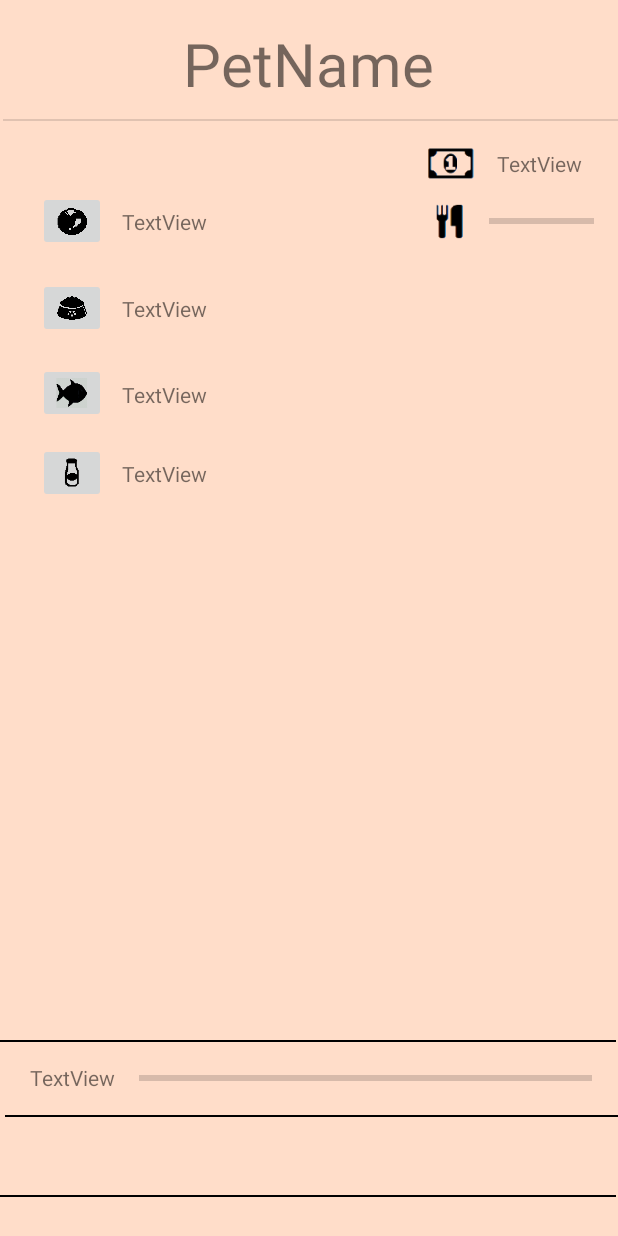
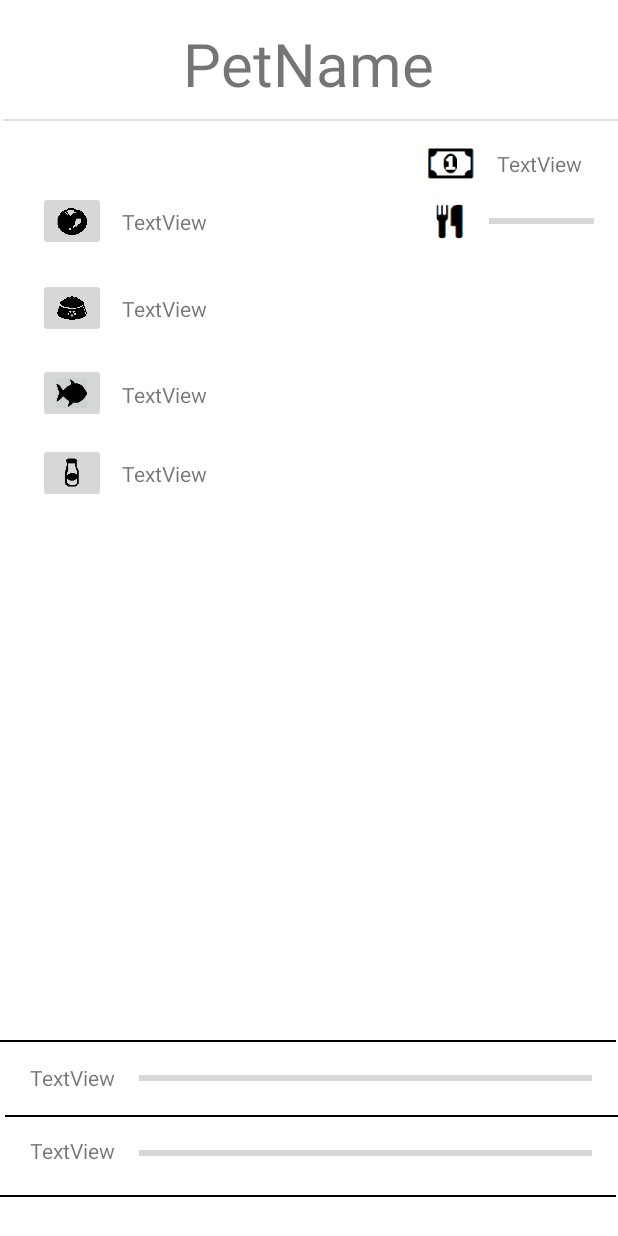
Before and after one commit to Legendarytruth/Neko-Gainz, an Android app: the layout home_frag.xml on its own in the app's theme, with its tools: preview values and no code run, on a phone screen of 412 x 824 dp. Run offline under Robolectric (Android 15) with nearby library versions, the light colour scheme and no system bars.

Commit message:
THEC-22 Readded files for the commit

```diff
--- a/Neko Gains/app/src/main/res/layout/home_frag.xml
+++ b/Neko Gains/app/src/main/res/layout/home_frag.xml
@@ -4,7 +4,7 @@
     xmlns:tools="http://schemas.android.com/tools"
     android:layout_width="match_parent"
     android:layout_height="match_parent"
-    android:background="@color/colorPrimary">
+    android:background="#FFFFFF">
 
     <View
         android:id="@+id/divider3"
@@ -16,11 +16,7 @@
         android:layout_marginStart="3dp"
         android:layout_marginEnd="-2dp"
         android:layout_marginBottom="79dp"
-        android:background="#000000"
-        android:layout_alignParentLeft="true"
-        android:layout_alignParentRight="true"
-        android:layout_marginLeft="3dp"
-        android:layout_marginRight="-2dp" />
+        android:background="#000000" />
 
     <View
         android:id="@+id/divider2"
@@ -32,11 +28,7 @@
         android:layout_marginStart="0dp"
         android:layout_marginEnd="1dp"
         android:layout_marginBottom="26dp"
-        android:background="#000000"
-        android:layout_alignParentLeft="true"
-        android:layout_alignParentRight="true"
-        android:layout_marginLeft="0dp"
-        android:layout_marginRight="1dp" />
+        android:background="#000000" />
 
     <TextView
         android:id="@+id/CatFood"
@@ -199,11 +191,7 @@
         android:layout_marginStart="0dp"
         android:layout_marginEnd="1dp"
         android:layout_marginBottom="129dp"
-        android:background="#000000"
-        android:layout_alignParentLeft="true"
-        android:layout_alignParentRight="true"
-        android:layout_marginLeft="0dp"
-        android:layout_marginRight="1dp" />
+        android:background="#000000" />
 
     <ProgressBar
         android:id="@+id/Experience"
@@ -259,10 +247,34 @@
         android:layout_marginStart="2dp"
         android:layout_marginTop="79dp"
         android:layout_marginEnd="-1dp"
-        android:background="?android:attr/listDivider"
+        android:background="?android:attr/listDivider" />
+
+    <ProgressBar
+        android:id="@+id/dailyLogin"
+        style="?android:attr/progressBarStyleHorizontal"
+        android:layout_width="302dp"
+        android:layout_height="wrap_content"
+        android:layout_alignParentEnd="true"
+        android:layout_alignParentRight="true"
+        android:layout_alignParentBottom="true"
+        android:layout_marginEnd="17dp"
+        android:layout_marginRight="17dp"
+        android:layout_marginBottom="47dp"
+        android:background="#00FF0000"
+        android:max="5"
+        android:visibility="visible"
+        tools:visibility="visible" />
+
+    <TextView
+        android:id="@+id/dailyProgress"
+        android:layout_width="wrap_content"
+        android:layout_height="wrap_content"
+        android:layout_alignParentStart="true"
         android:layout_alignParentLeft="true"
-        android:layout_alignParentRight="true"
-        android:layout_marginLeft="2dp"
-        android:layout_marginRight="-1dp" />
+        android:layout_alignParentBottom="true"
+        android:layout_marginStart="20dp"
+        android:layout_marginLeft="20dp"
+        android:layout_marginBottom="47dp"
+        android:text="TextView" />
 
 </RelativeLayout>
```
Also changed, not shown: Neko Gains/app/src/main/java/com/example/nekogains/HomeFrag.java (+35 -28 lines), Neko Gains/app/src/main/java/com/example/nekogains/User.java (+15 -17 lines).
